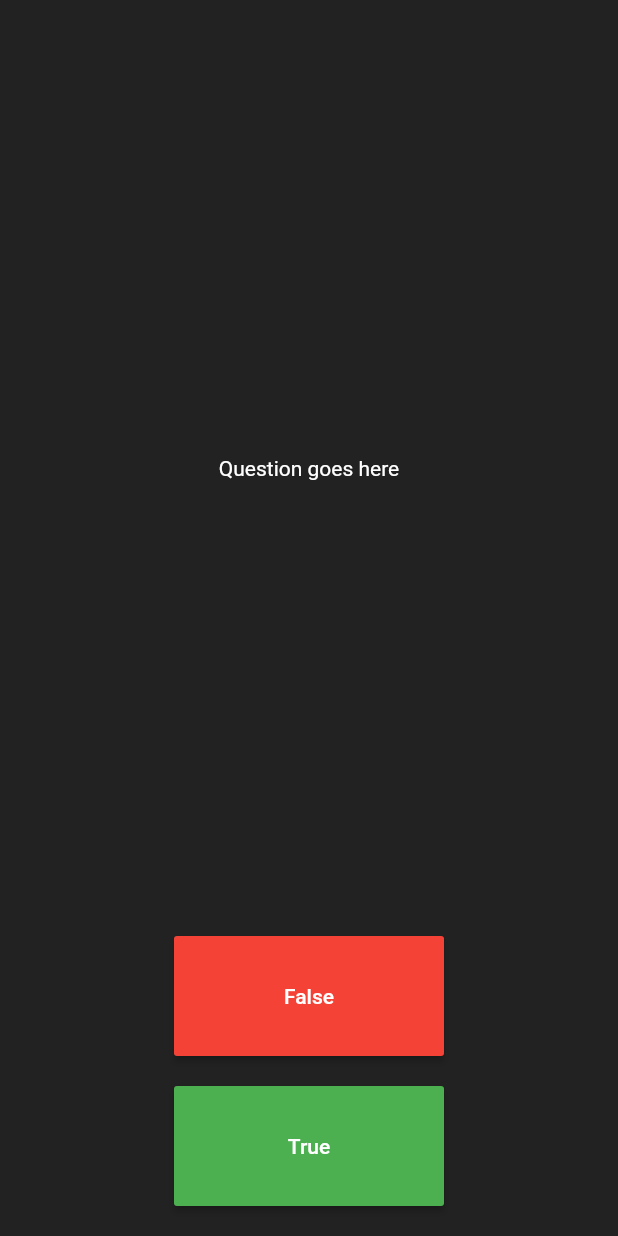
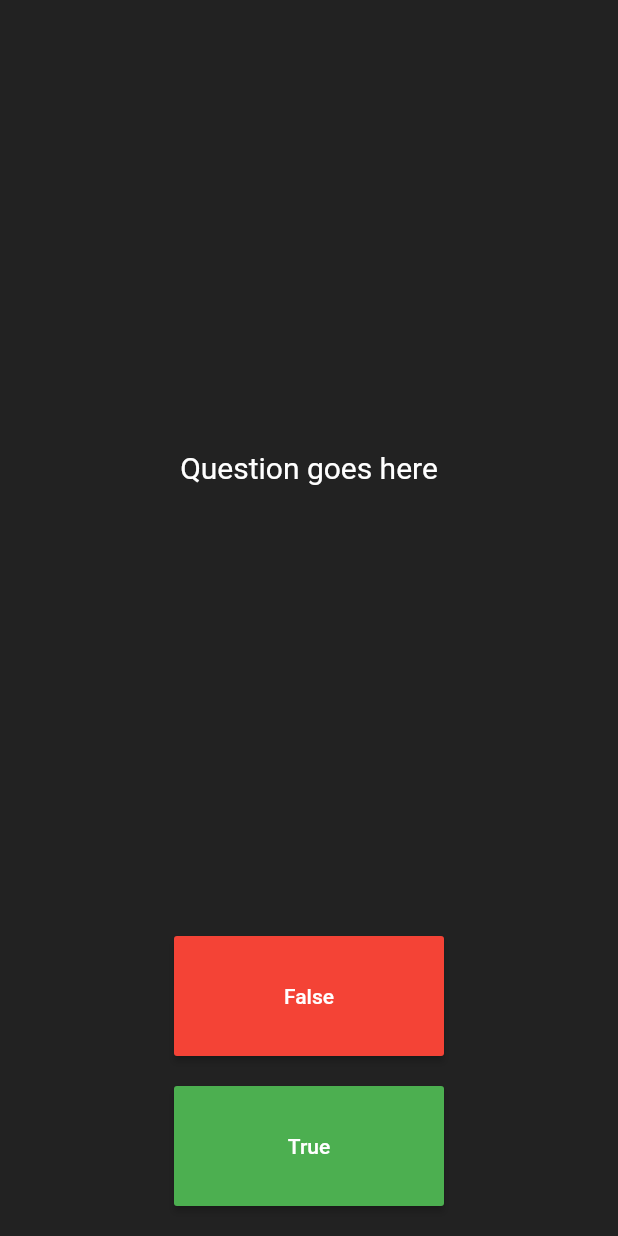
Before and after one commit to Nuri801/quiz_app, a Flutter app: the screen it shows after launch, on a phone screen of 412 x 824 dp. Run offline on Flutter 3.47's test engine with Material 2 defaults, Android fonts, the phone set to English and light mode, and no system bars.

Commit message:
quiz_app basics

```diff
--- a/lib/main.dart
+++ b/lib/main.dart
@@ -42,7 +42,8 @@ class _QuestionsState extends State<Questions> {
                 child: Text(
                   'Question goes here',
                   style: TextStyle(
-                    color: Colors.white
+                    color: Colors.white,
+                    fontSize: 20
                   ),
                 ),
               ),
```
